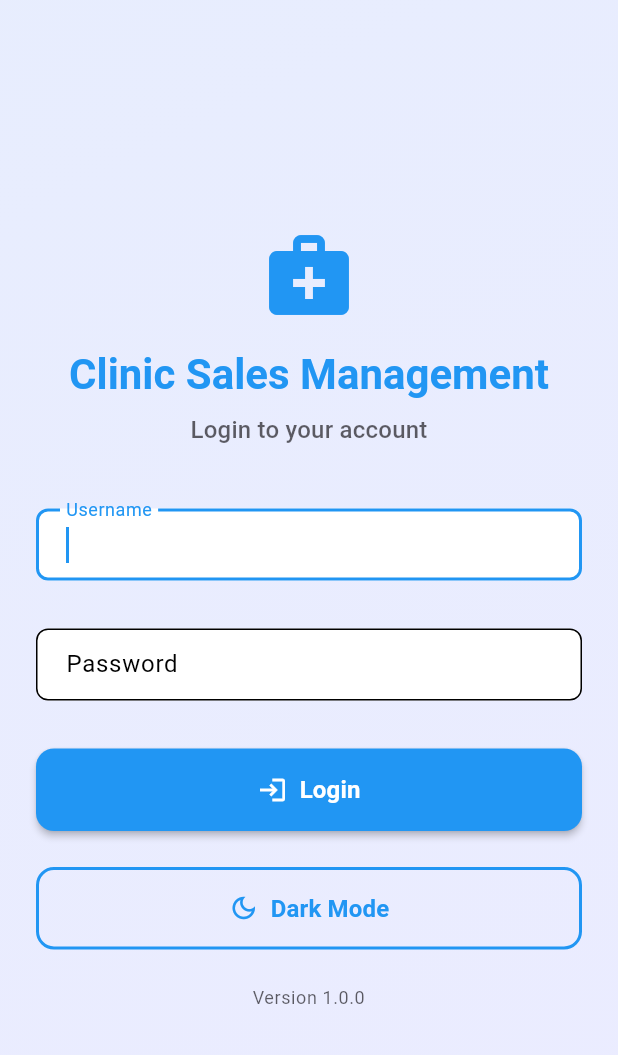
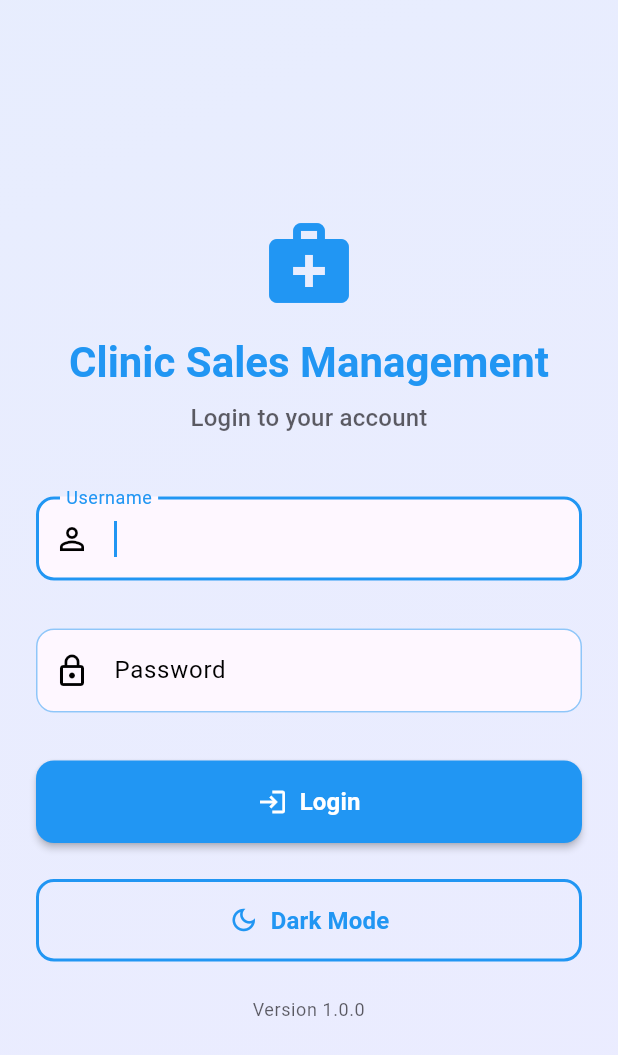
Before and after one commit to lurnalu/nextjs-geist-font-project, a Flutter app: the screen it shows after launch, on a phone screen of 412 x 824 dp. Shown: the top 1055 px of the screen. Run offline on Flutter 3.47's test engine with Material 3 defaults, Android fonts, the phone set to English and light mode, and no system bars; our stand-ins replace flutter_dotenv, shared_preferences, sqflite, sqflite_common_ffi; missing offline and left inert: shared_preferences.dart; accounts and stored records are empty.

Commit message:
Add sales_management_system/lib/widgets/custom_input_field.dart 1748721107279

```diff
--- a/sales_management_system/lib/widgets/custom_input_field.dart
+++ b/sales_management_system/lib/widgets/custom_input_field.dart
@@ -8,6 +8,8 @@ class CustomInputField extends StatelessWidget {
   final String? Function(String?)? validator;
   final TextInputType keyboardType;
   final bool autofocus;
+  final Widget? prefixIcon;
+  final Widget? suffixIcon;
 
   const CustomInputField({
     Key? key,
@@ -18,10 +20,14 @@ class CustomInputField extends StatelessWidget {
     this.validator,
     this.keyboardType = TextInputType.text,
     this.autofocus = false,
+    this.prefixIcon,
+    this.suffixIcon,
   }) : super(key: key);
 
   @override
   Widget build(BuildContext context) {
+    final theme = Theme.of(context);
+
     return Padding(
       padding: const EdgeInsets.symmetric(vertical: 8.0),
       child: TextFormField(
@@ -30,17 +36,52 @@ class CustomInputField extends StatelessWidget {
         validator: validator,
         keyboardType: keyboardType,
         autofocus: autofocus,
+        style: theme.textTheme.bodyLarge,
         decoration: InputDecoration(
           labelText: label,
           hintText: hint,
+          prefixIcon: prefixIcon,
+          suffixIcon: suffixIcon,
           border: OutlineInputBorder(
-            borderRadius: BorderRadius.circular(8),
+            borderRadius: BorderRadius.circular(12),
+            borderSide: BorderSide(
+              color: theme.primaryColor,
+              width: 2,
+            ),
+          ),
+          enabledBorder: OutlineInputBorder(
+            borderRadius: BorderRadius.circular(12),
+            borderSide: BorderSide(
+              color: theme.primaryColor.withOpacity(0.5),
+              width: 1,
+            ),
+          ),
+          focusedBorder: OutlineInputBorder(
+            borderRadius: BorderRadius.circular(12),
+            borderSide: BorderSide(
+              color: theme.primaryColor,
+              width: 2,
+            ),
+          ),
+          errorBorder: OutlineInputBorder(
+            borderRadius: BorderRadius.circular(12),
+            borderSide: BorderSide(
+              color: theme.colorScheme.error,
+              width: 1,
+            ),
+          ),
+          focusedErrorBorder: OutlineInputBorder(
+            borderRadius: BorderRadius.circular(12),
+            borderSide: BorderSide(
+              color: theme.colorScheme.error,
+              width: 2,
+            ),
           ),
           filled: true,
-          fillColor: Theme.of(context).colorScheme.surface,
+          fillColor: theme.cardColor,
           contentPadding: const EdgeInsets.symmetric(
             horizontal: 16,
-            vertical: 12,
+            vertical: 16,
           ),
         ),
       ),
```
